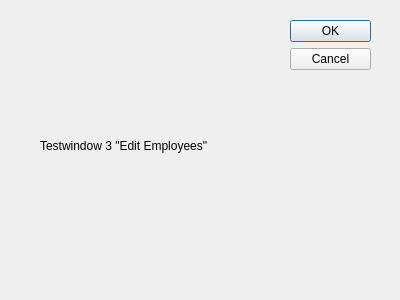
First picture: the form in testGUI/testwindow3.ui, repository Ingvildk/SoftwareEngineering441, before the edit.
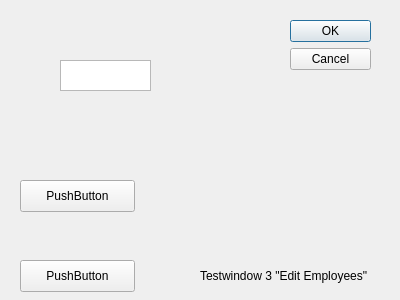
Second picture: the form after the edit.

What changed in the file:
```diff
--- a/testGUI/testwindow3.ui
+++ b/testGUI/testwindow3.ui
@@ -32,8 +32,8 @@
   <widget class="QLabel" name="label">
    <property name="geometry">
     <rect>
-     <x>40</x>
-     <y>120</y>
+     <x>200</x>
+     <y>250</y>
      <width>191</width>
      <height>51</height>
     </rect>
@@ -42,6 +42,42 @@
     <string>Testwindow 3 &quot;Edit Employees&quot;</string>
    </property>
   </widget>
+  <widget class="QPushButton" name="pushButton">
+   <property name="geometry">
+    <rect>
+     <x>20</x>
+     <y>260</y>
+     <width>115</width>
+     <height>32</height>
+    </rect>
+   </property>
+   <property name="text">
+    <string>PushButton</string>
+   </property>
+  </widget>
+  <widget class="QPushButton" name="pushButton_2">
+   <property name="geometry">
+    <rect>
+     <x>20</x>
+     <y>180</y>
+     <width>115</width>
+     <height>32</height>
+    </rect>
+   </property>
+   <property name="text">
+    <string>PushButton</string>
+   </property>
+  </widget>
+  <widget class="QTextEdit" name="IDEdit">
+   <property name="geometry">
+    <rect>
+     <x>60</x>
+     <y>60</y>
+     <width>91</width>
+     <height>31</height>
+    </rect>
+   </property>
+  </widget>
  </widget>
  <resources/>
  <connections>
```
